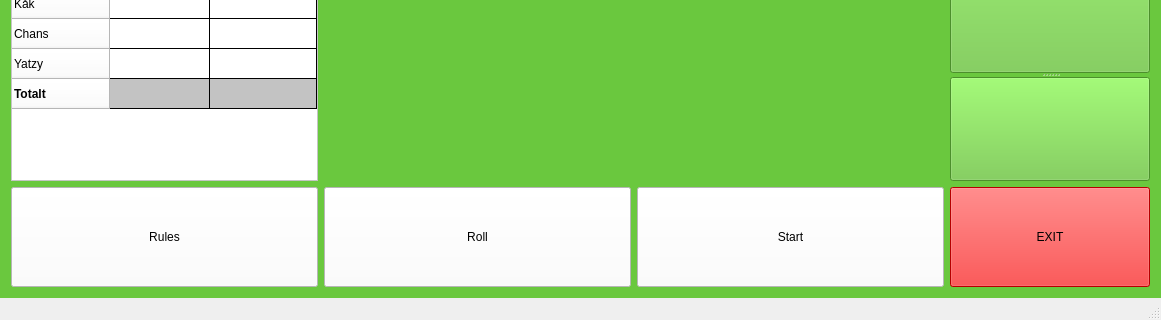
Above: Yatzy/Yatzy/mainwindow.ui from GUI-Programmering-Yatzy-Juli/Yatzy before the change; both pictures show x 0 to 1161 and y 461 to 781 of the 1161 by 781 pixel window. Below: the same form after it.
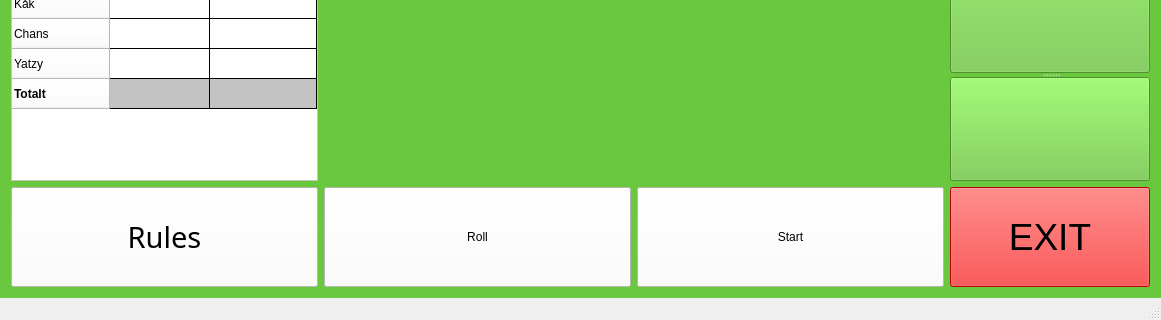
That is the form after the change.

Patch:
```diff
--- a/Yatzy/Yatzy/mainwindow.ui
+++ b/Yatzy/Yatzy/mainwindow.ui
@@ -74,6 +74,12 @@
         <height>100</height>
        </size>
       </property>
+      <property name="font">
+       <font>
+        <family>Adobe Fangsong Std R</family>
+        <pointsize>22</pointsize>
+       </font>
+      </property>
       <property name="toolTip">
        <string notr="true" extracomment="Yahtzee spela och besegra dina vänner">&lt;html&gt;&lt;head/&gt;&lt;body&gt;&lt;p&gt;&lt;span style=&quot; font-size:14pt;&quot;&gt;Yahtzee spel, spela och besegra dina vänner&lt;/span&gt;&lt;/p&gt;&lt;/body&gt;&lt;/html&gt;</string>
       </property>
@@ -605,6 +611,15 @@
         <height>100</height>
        </size>
       </property>
+      <property name="font">
+       <font>
+        <family>MS Shell Dlg 2</family>
+        <pointsize>28</pointsize>
+        <weight>9</weight>
+        <italic>false</italic>
+        <bold>false</bold>
+       </font>
+      </property>
       <property name="styleSheet">
        <string notr="true">background-color: rgb(255, 0, 0);
 font: 75 28pt &quot;MS Shell Dlg 2&quot;;</string>
```
Left out of the diff: 4 changed lines with no effect on the pictures.
